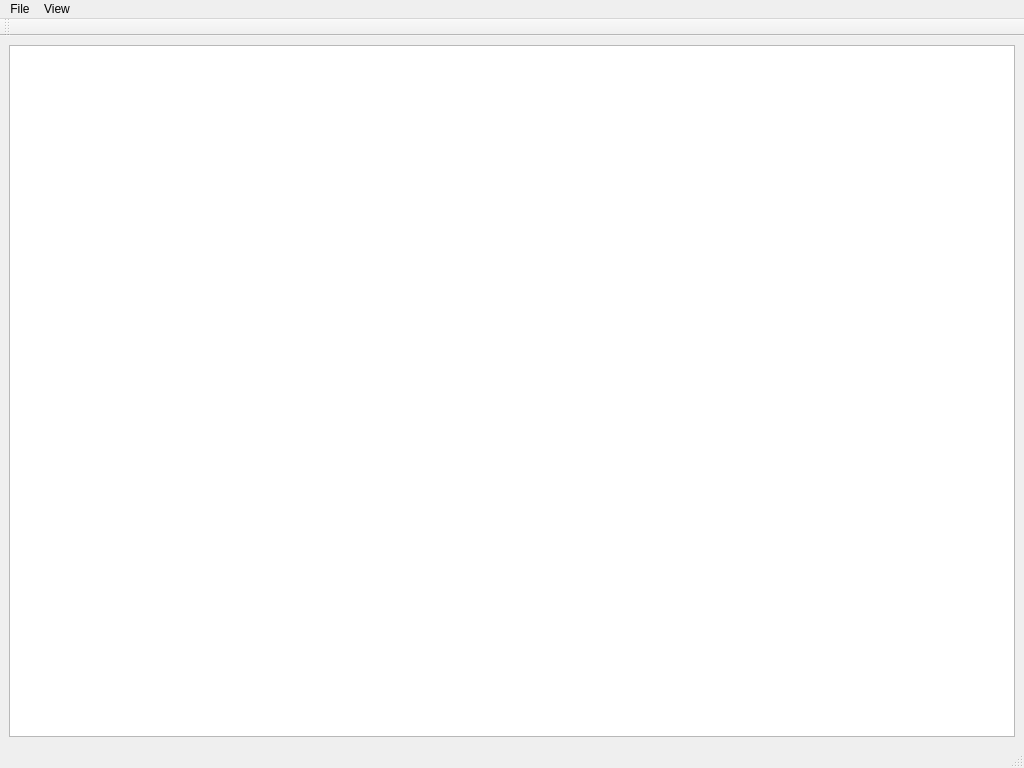
This is mainwindow.ui in rosymaro/qt_pexviewer as Qt 5 draws it before an edit. The edited form follows.
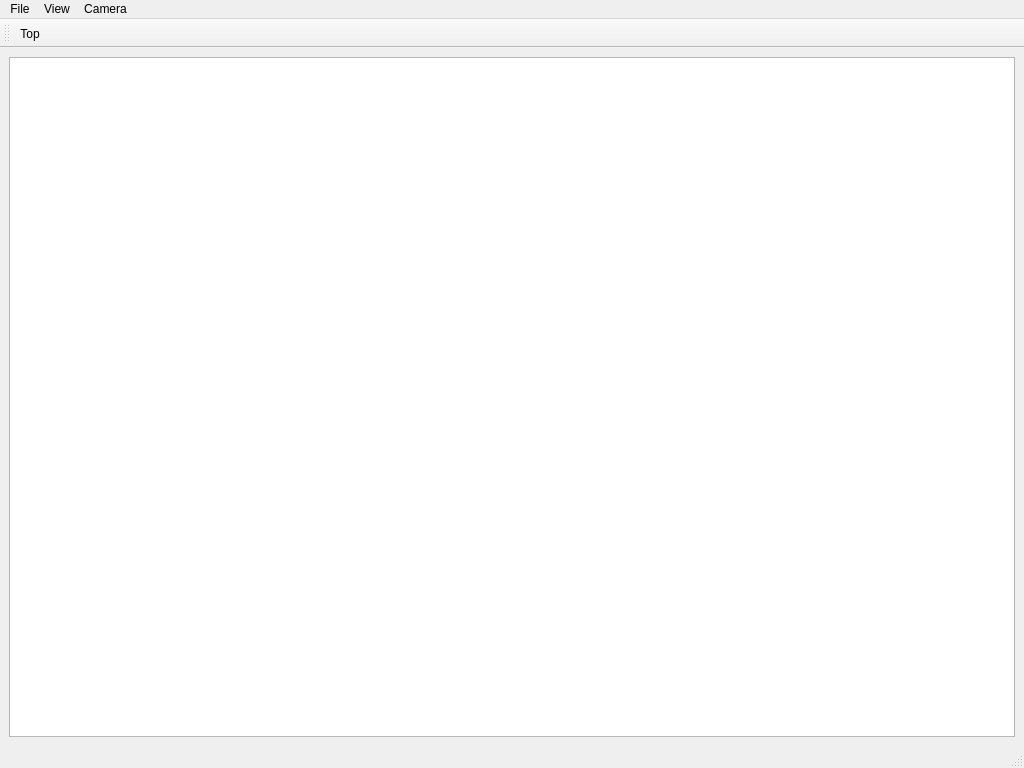
This is the edited form.

```diff
--- a/mainwindow.ui
+++ b/mainwindow.ui
@@ -26,7 +26,7 @@
      <x>0</x>
      <y>0</y>
      <width>1024</width>
-     <height>21</height>
+     <height>20</height>
     </rect>
    </property>
    <widget class="QMenu" name="menuFile">
@@ -46,8 +46,15 @@
     </property>
     <addaction name="actionLayer_information"/>
    </widget>
+   <widget class="QMenu" name="menuCamera">
+    <property name="title">
+     <string>Camera</string>
+    </property>
+    <addaction name="actionTop"/>
+   </widget>
    <addaction name="menuFile"/>
    <addaction name="menuView"/>
+   <addaction name="menuCamera"/>
   </widget>
   <widget class="QStatusBar" name="statusbar"/>
   <widget class="QToolBar" name="toolBar">
@@ -60,6 +67,7 @@
    <attribute name="toolBarBreak">
     <bool>false</bool>
    </attribute>
+   <addaction name="actionTop"/>
   </widget>
   <action name="actionOpen_file">
    <property name="text">
@@ -86,6 +94,11 @@
     <string>Open DB</string>
    </property>
   </action>
+  <action name="actionTop">
+   <property name="text">
+    <string>Top</string>
+   </property>
+  </action>
  </widget>
  <resources/>
  <connections/>
```
Left out of the diff: 6 changed lines with no effect on the pictures.
